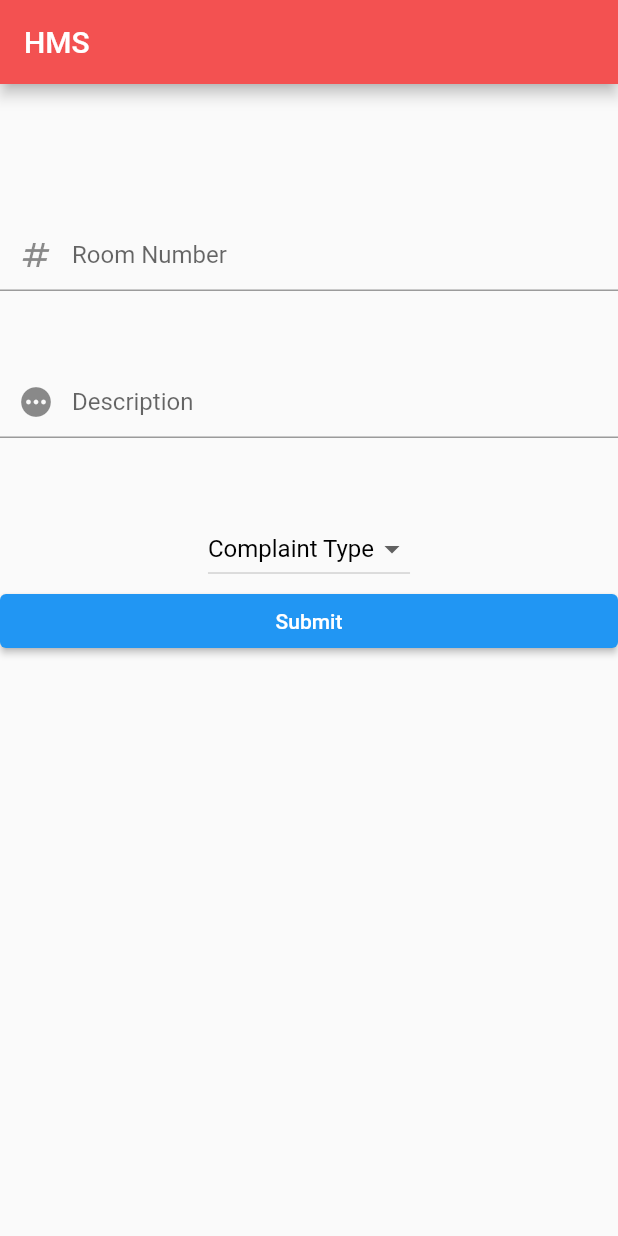
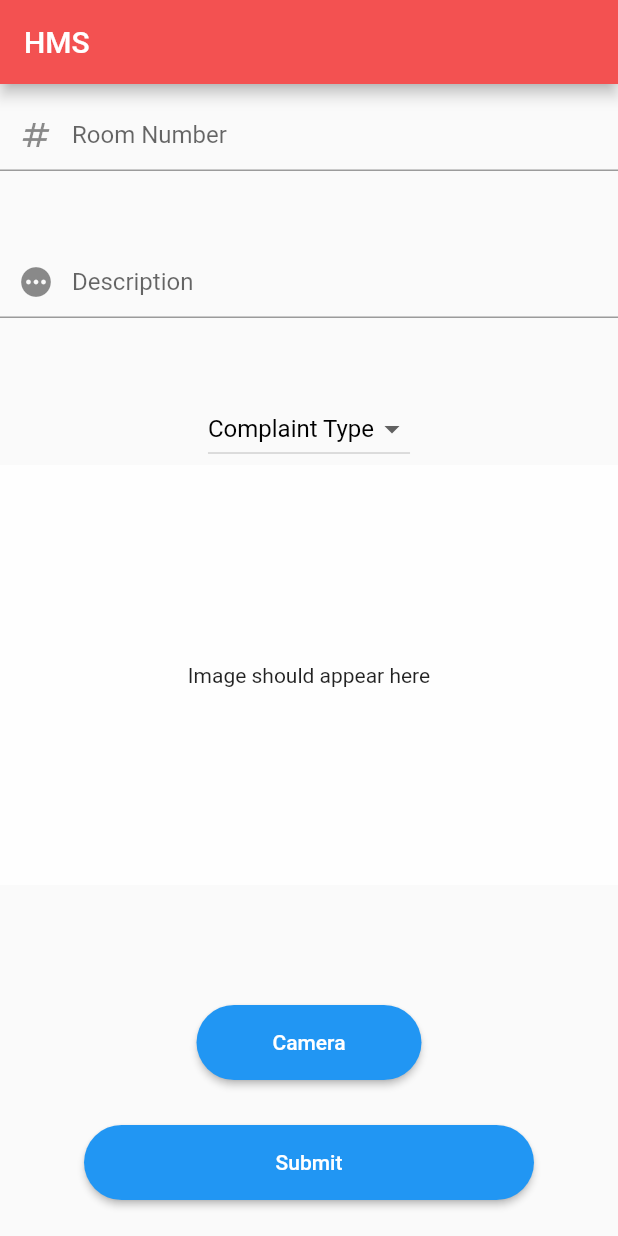
Before and after one commit to KshitijThareja/CleanSlate, a Flutter app: the RegForm screen opened directly, on a phone screen of 412 x 824 dp. Run offline on Flutter 3.47's test engine with Material 2 defaults, Android fonts, the phone set to English and light mode, and no system bars; our stand-ins replace cloud_firestore, firebase_auth, firebase_core, image_picker; accounts and stored records are empty; network calls fail.

Commit message:
Added camera functionality

```diff
--- a/lib/main.dart
+++ b/lib/main.dart
@@ -3,7 +3,7 @@ import 'package:hms/screens/home.dart';
 import 'package:firebase_core/firebase_core.dart';
 import 'package:hms/screens/login.dart';
 import 'firebase_options.dart';
-import 'package:hms/cam_functionality/camera.dart';
+import 'package:hms/screens/reg_form.dart';
 
 Future<void> main() async {
   WidgetsFlutterBinding.ensureInitialized();
--- a/lib/screens/reg_form.dart
+++ b/lib/screens/reg_form.dart
@@ -2,6 +2,8 @@ import 'package:flutter/material.dart';
 import 'package:cloud_firestore/cloud_firestore.dart';
 import 'package:firebase_core/firebase_core.dart';
 import 'package:intl/intl.dart';
+import 'package:image_picker/image_picker.dart';
+import 'dart:io';
 
 Future<void> main() async {
   WidgetsFlutterBinding.ensureInitialized();
@@ -15,6 +17,8 @@ class RegForm extends StatefulWidget {
 }
 
 class RegFormState extends State<RegForm> {
+  File? imageFile;
+
   FocusNode searchFocusNode = FocusNode();
   FocusNode textFieldFocusNode = FocusNode();
   final TextEditingController _roomnoTextController = TextEditingController();
@@ -48,7 +52,7 @@ class RegFormState extends State<RegForm> {
         child: ListView(
           children: <Widget>[
             Padding(
-              padding: const EdgeInsets.fromLTRB(0, 90, 0, 0),
+              padding: const EdgeInsets.fromLTRB(0, 10, 0, 0),
               child: Container(
                 child: TextFormField(
                   decoration: const InputDecoration(
@@ -123,7 +127,57 @@ class RegFormState extends State<RegForm> {
                 ],
               ),
             ),
-            ElevatedButton(
+            Column(
+              children: [
+                if (imageFile != null)
+                  Container(
+                    width: 640,
+                    height: 280,
+                    alignment: Alignment.center,
+                    decoration: BoxDecoration(
+                      color: Colors.white70,
+                      image: DecorationImage(
+                        image: FileImage(imageFile!),
+                      ),
+                    ),
+                  ),
+                if (imageFile == null)
+                  Container(
+                    width: 640,
+                    height: 280,
+                    alignment: Alignment.center,
+                    decoration: const BoxDecoration(
+                      color: Colors.white70,
+                    ),
+                    child: const Text('Image should appear here'),
+                  ),
+                Padding(
+                  padding: const EdgeInsets.fromLTRB(0, 80, 0, 0),
+                  child: SizedBox(
+                    height: 50,
+                    width: 150,
+                    child: ElevatedButton(
+                      style: ElevatedButton.styleFrom(
+                        shape: RoundedRectangleBorder(
+                          borderRadius: BorderRadius.circular(50),
+                        ),
+                      ),
+                      child: Text('Camera'),
+                      onPressed: () => getImage(source: ImageSource.camera),
+                    ),
+                  ),
+                ),
+                Padding(
+                  padding: const EdgeInsets.fromLTRB(0, 30, 0, 0),
+                  child: SizedBox(
+                    height: 50,
+                    width: 300,
+                    child: ElevatedButton(
+                        style: ElevatedButton.styleFrom(
+                          shape: RoundedRectangleBorder(
+                            borderRadius: BorderRadius.circular(50),
+                          ),
+                        ),
                         child: Text('Submit'),
                         onPressed: () {
                           CollectionReference collref =
@@ -136,10 +190,24 @@ class RegFormState extends State<RegForm> {
                               'date': currentDate,
                             },
                           );
-                })
+                        }),
+                  ),
+                ),
+              ],
+            )
           ],
         ),
       ),
     );
   }
+
+  void getImage({required ImageSource source}) async {
+    final file = await ImagePicker().pickImage(source: source);
+
+    if (file?.path != null) {
+      setState(() {
+        imageFile = File(file!.path);
+      });
     }
+  }
+}
--- a/pubspec.yaml
+++ b/pubspec.yaml
@@ -42,6 +42,8 @@ dependencies:
   responsive_framework: ^0.1.4
   cloud_firestore: ^4.5.3
   intl: ^0.17.0
+  image_picker: ^0.8.7+4
+  path_provider: ^2.0.15
 
 dev_dependencies:
   flutter_test:
```
Also changed, not shown: lib/animations/animations.dart (+4 -4 lines), lib/cam_functionality/camera.dart (deleted, +0 -10 lines), lib/screens/login.dart (+3 -5 lines), pubspec.lock, 3 other files. Lines whose indentation alone changed are shown as unchanged.
